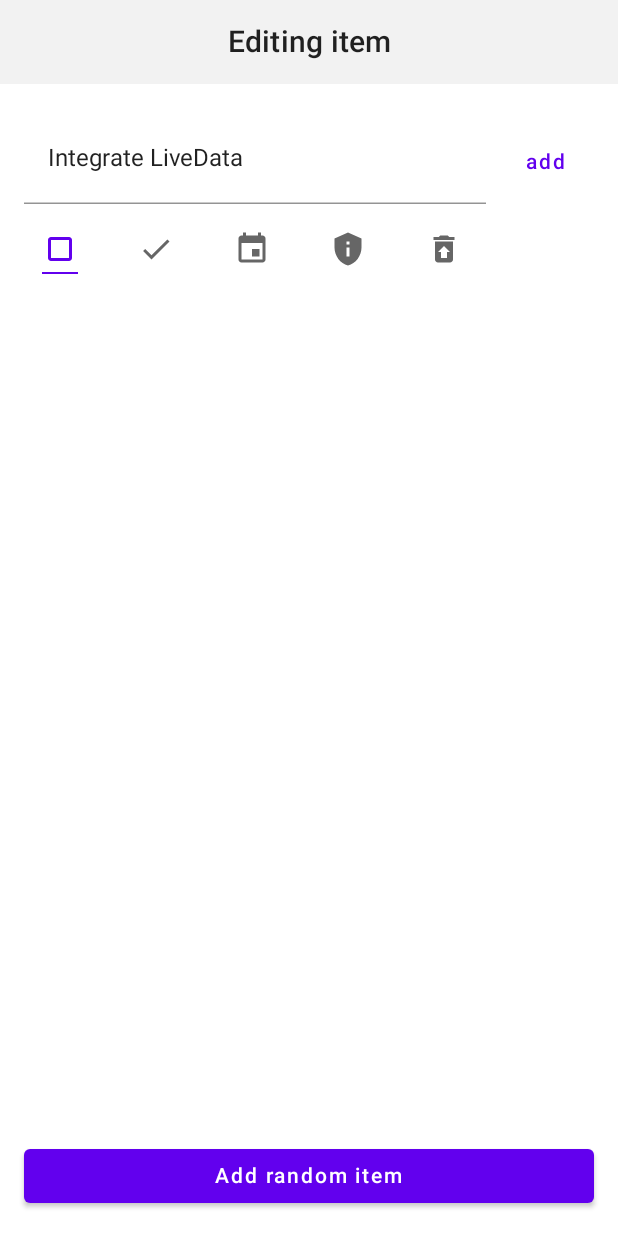
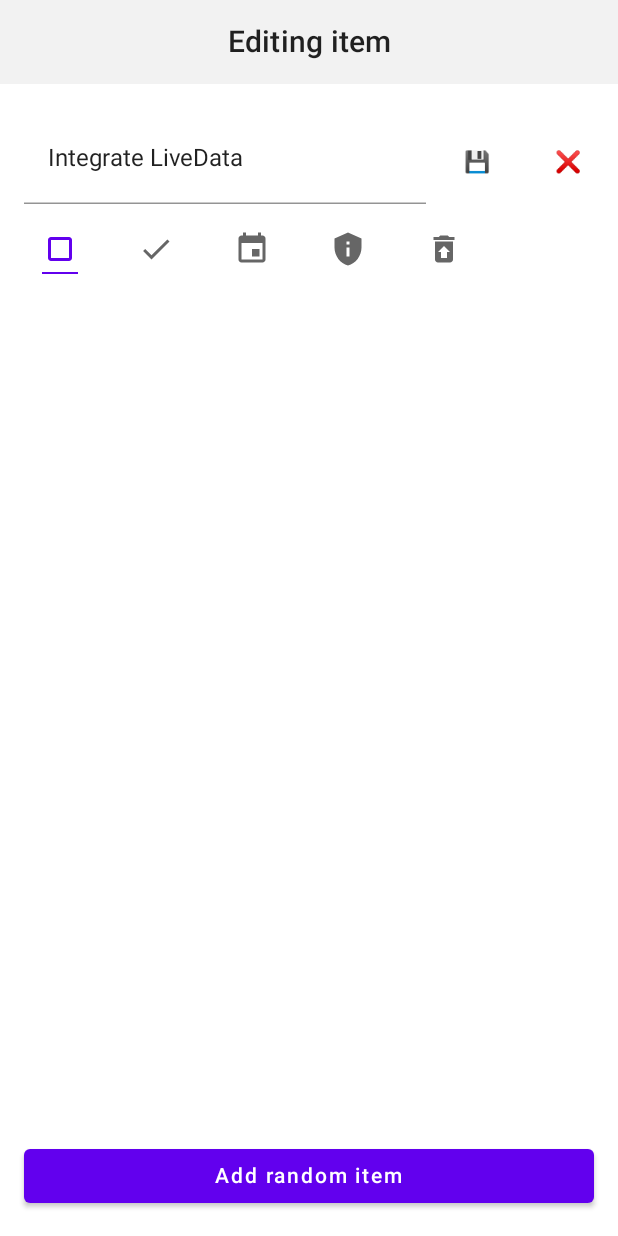
Before and after one commit to Jenner-Zhl/ComposeLeaning, an Android app built with Jetpack Compose: the screen it shows after launch (TodoActivity), after a tap on "Integrate LiveData", on a phone screen of 412 x 824 dp. Run offline under Robolectric (Android 15) with nearby library versions, the phone set to English and light mode, and no system bars; our stand-ins replace livedata-compose; 1 other tap on this screen came first.

```diff
--- a/state/src/main/java/com/codelabs/state/todo/TodoScreen.kt
+++ b/state/src/main/java/com/codelabs/state/todo/TodoScreen.kt
@@ -147,7 +147,9 @@ fun TodoItemEntryInput(onItemComplete: (TodoItem) -> Unit) {
         onIconChange = setIcon,
         submit = submit,
         iconVisible = iconVisible
-    )
+    ) {
+        TodoEditButton(onClick = submit, text = "Add", enabled = text.isNotBlank())
+    }
 }
 
 @Composable
@@ -157,7 +159,8 @@ fun TodoItemInput(
     icon: TodoIcon,
     onIconChange: (TodoIcon) -> Unit,
     submit: () -> Unit,
-    iconVisible: Boolean
+    iconVisible: Boolean,
+    buttonSlot: @Composable () -> Unit
 ) {
     Column {
         Row(
@@ -173,12 +176,10 @@ fun TodoItemInput(
                     .padding(end = 8.dp),
                 onImeAction = submit
             )
-            TodoEditButton(
-                onClick = submit,
-                text = "add",
-                enabled = text.isNotEmpty(),
-                modifier = Modifier.align(Alignment.CenterVertically)
-            )
+            Spacer(modifier = Modifier.width(8.dp))
+            Box(modifier = Modifier.align(Alignment.CenterVertically)) {
+                buttonSlot()
+            }
         }
 
         if (iconVisible) {
@@ -202,7 +203,25 @@ fun TodoItemInlineEditor(
     onIconChange = {onEditItemChange(item.copy(icon = it))},
     submit = onEditDone,
     iconVisible = true
-)
+) {
+    Row {
+       val shrinkButtons = Modifier.widthIn(20.dp)
+        TextButton(onClick = onEditDone, modifier = shrinkButtons) {
+            Text(
+                text = "\uD83D\uDCBE", // floppy disk
+//                textAlign = Alignment.End,
+                modifier = Modifier.width(30.dp)
+            )
+        }
+        TextButton(onClick = onRemoveItem, modifier = shrinkButtons) {
+            Text(
+                text = "❌",
+                textAlign = TextAlign.End,
+                modifier = Modifier.width(30.dp)
+            )
+        }
+    }
+}
 
 @Preview
 @Composable
```
